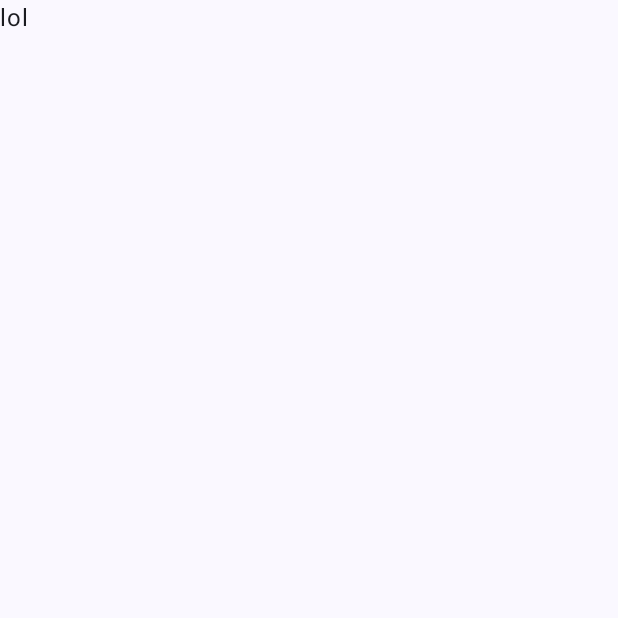
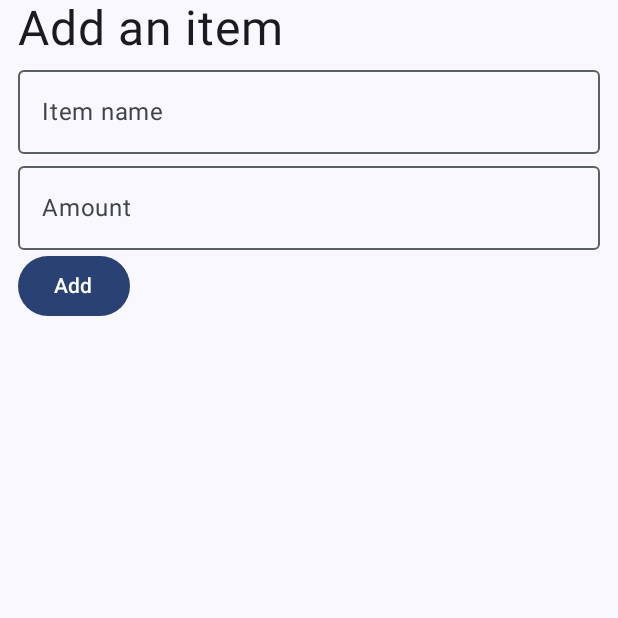
Before and after one commit to almahbubyanwar/inventorything, an Android app built with Jetpack Compose: the AddItem screen opened through its navigation route, on a phone screen of 412 x 824 dp, the top half of it. Before the commit the part shown is almost empty. Run offline under Robolectric (Android 15) with nearby library versions, the phone set to English and light mode, and no system bars.

Commit message:
implemented basic adding

```diff
--- a/app/src/main/java/com/example/inventorything/AddItem.kt
+++ b/app/src/main/java/com/example/inventorything/AddItem.kt
@@ -1,19 +1,53 @@
 package com.example.inventorything
 
 import androidx.compose.foundation.layout.Column
+import androidx.compose.foundation.layout.fillMaxWidth
+import androidx.compose.foundation.layout.padding
+import androidx.compose.foundation.text.KeyboardOptions
+import androidx.compose.material3.Button
+import androidx.compose.material3.MaterialTheme
+import androidx.compose.material3.OutlinedTextField
 import androidx.compose.material3.Text
+import androidx.compose.material3.TextField
 import androidx.compose.runtime.Composable
 import androidx.compose.runtime.getValue
 import androidx.compose.runtime.mutableStateOf
 import androidx.compose.runtime.saveable.rememberSaveable
+import androidx.compose.runtime.setValue
 import androidx.compose.ui.Modifier
+import androidx.compose.ui.text.input.KeyboardType
+import androidx.compose.ui.unit.dp
 
 @Composable
-fun AddItemForm(modifier: Modifier = Modifier) {
-    val name by rememberSaveable { mutableStateOf("") }
-    val amount by rememberSaveable { mutableStateOf("") }
+fun AddItemForm(modifier: Modifier = Modifier, addItem: (String, Int) -> Unit,
+                onNavigateToHome: () -> Unit) {
+    var name by rememberSaveable { mutableStateOf("") }
+    var amount by rememberSaveable { mutableStateOf("") }
 
-    Column(modifier) {
-        Text("lol")
+    Column(modifier.fillMaxWidth().padding(horizontal = 12.dp)) {
+        Text("Add an item", fontSize = MaterialTheme.typography.headlineLarge.fontSize)
+        OutlinedTextField(
+            value = name,
+            onValueChange = {name = it},
+            label = {Text("Item name")},
+            modifier = Modifier.fillMaxWidth()
+        )
+        OutlinedTextField(
+            value = amount,
+            onValueChange = { newValue: String ->
+                if (newValue.all { it.isDigit() }) {
+                    amount = newValue
+                }
+            },
+            keyboardOptions = KeyboardOptions(keyboardType = KeyboardType.Number),
+            label = {Text("Amount")},
+            modifier = Modifier.fillMaxWidth()
+        )
+        Button(onClick = {
+            addItem(name, amount.toInt())
+            onNavigateToHome()
+        }) {
+            Text("Add")
+        }
     }
 }
--- a/app/src/main/java/com/example/inventorything/ItemViewModel.kt
+++ /dev/null
@@ -1 +0,0 @@
-package com.example.inventorything
--- a/app/src/main/java/com/example/inventorything/MainActivity.kt
+++ b/app/src/main/java/com/example/inventorything/MainActivity.kt
@@ -29,6 +29,7 @@ import androidx.compose.ui.Modifier
 import androidx.compose.ui.text.style.TextOverflow
 import androidx.compose.ui.tooling.preview.Preview
 import androidx.compose.ui.unit.dp
+import androidx.lifecycle.compose.collectAsStateWithLifecycle
 import androidx.lifecycle.viewmodel.compose.viewModel
 import androidx.navigation.compose.NavHost
 import androidx.navigation.compose.composable
@@ -68,6 +69,9 @@ fun Main(modifier: Modifier = Modifier,
         isLoggedIn = true
     }
 
+    val itemsViewModel: ItemsViewModel = viewModel()
+    val items by itemsViewModel.itemsState.collectAsStateWithLifecycle()
+
     Column() {
         if (!isLoggedIn) {
             LoginScreen(setLoggedIn = { setLoggedIn() }, loginViewModel = loginViewModel)
@@ -75,11 +79,14 @@ fun Main(modifier: Modifier = Modifier,
         else {
             NavHost(navController = navController, startDestination = Home) {
                 composable<Home> {
-                    Homepage(modifier = modifier, username = loginState.username,
-                        onNavigateToAddItem = {navController.navigate(AddItem)})
+                    Homepage(modifier = modifier.fillMaxWidth(), username = loginState.username,
+                        onNavigateToAddItem = {navController.navigate(AddItem)},
+                        items = items.items)
                 }
                 composable<AddItem> {
-                    AddItemForm(modifier = modifier)
+                    AddItemForm(modifier = modifier.fillMaxWidth(),
+                        addItem = itemsViewModel::addItem,
+                        onNavigateToHome={navController.navigate(Home)})
                 }
             }
         }
@@ -89,7 +96,8 @@ fun Main(modifier: Modifier = Modifier,
 @OptIn(ExperimentalMaterial3Api::class)
 @Composable
 fun Homepage(modifier: Modifier = Modifier, username: String,
-             onNavigateToAddItem: () -> Unit) {
+             onNavigateToAddItem: () -> Unit, items: List<Item>) {
+
     Column(modifier) {
         TopAppBar(
             colors = TopAppBarDefaults.topAppBarColors(
@@ -116,12 +124,9 @@ fun Homepage(modifier: Modifier = Modifier, username: String,
                 }
             }
             Column(verticalArrangement = Arrangement.spacedBy(4.dp)) {
-                InventoryItem("tester", 67)
-                InventoryItem("tester", 67)
-                InventoryItem("tester", 67)
-                InventoryItem("tester", 67)
-                InventoryItem("tester", 67)
-                InventoryItem("tester", 67)
+                for (item in items) {
+                    InventoryItem(item.name, item.amount)
+                }
             }
         }
     }
```
Also changed, not shown: app/src/main/java/com/example/inventorything/ItemsViewModel.kt (added, +24 -0 lines).
